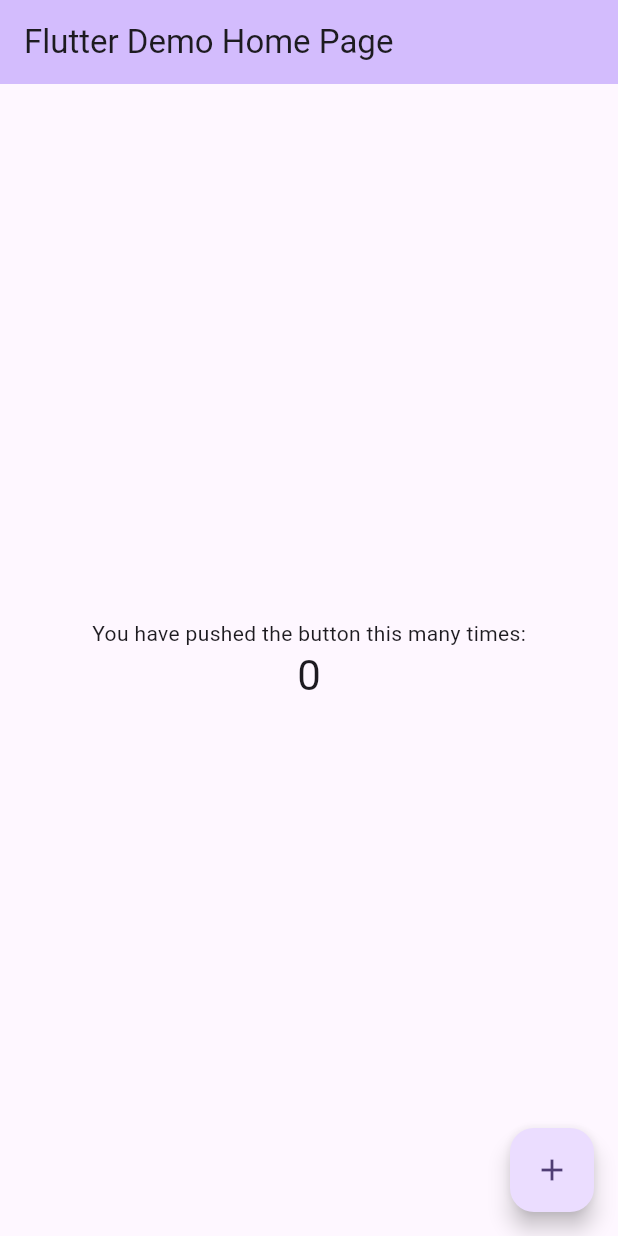
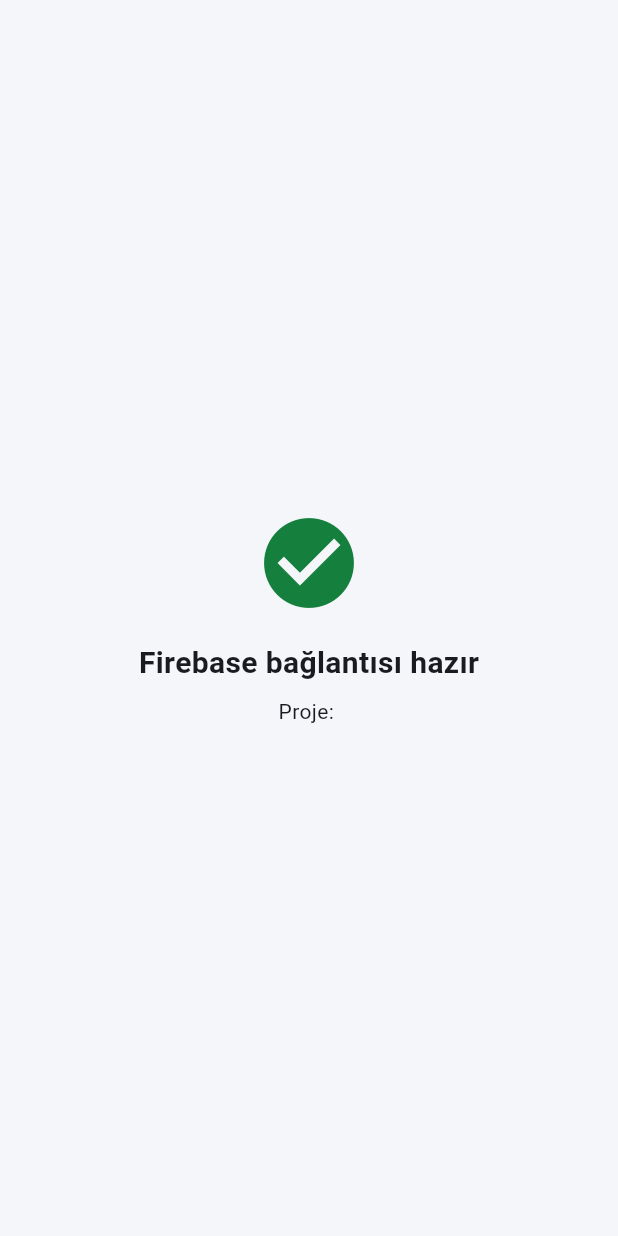
Before and after one commit to EgeArik/WorkFlow, a Flutter app: the screen it shows after launch, on a phone screen of 412 x 824 dp. Run offline on Flutter 3.47's test engine with Material 3 defaults, Android fonts, the phone set to English and light mode, and no system bars; our stand-ins replace firebase_core; accounts and stored records are empty.

Commit message:
Firebase bağlandı: firebase_core, firebase_auth, cloud_firestore eklendi
- flutterfire configure ile Android ve iOS uygulamaları kaydedildi
- Firebase Auth paketi için Kotlin eklentisi 2.4.21'e yükseltildi
- main.dart sadeleştirildi, geçici Firebase test ekranı eklendi

Co-Authored-By: Claude Opus 5.5 <noreply@anthropic.com>

```diff
--- a/lib/main.dart
+++ b/lib/main.dart
@@ -1,121 +1,65 @@
+import 'package:firebase_core/firebase_core.dart';
 import 'package:flutter/material.dart';
 
-void main() {
-  runApp(const MyApp());
+// flutterfire configure komutunun ürettiği dosya: Firebase proje bilgilerini içerir.
+import 'firebase_options.dart';
+
+// main(): uygulama açıldığında çalışan ilk fonksiyon.
+// "async" yazdık çünkü içinde Firebase'in hazır olmasını "await" ile bekliyoruz.
+Future<void> main() async {
+  // Flutter motorunu runApp'ten önce hazırlar; Firebase başlatmadan önce gerekli.
+  WidgetsFlutterBinding.ensureInitialized();
+
+  // Firebase'i bu telefonun platformuna (Android/iOS) uygun ayarlarla başlatır.
+  await Firebase.initializeApp(
+    options: DefaultFirebaseOptions.currentPlatform,
+  );
+
+  runApp(const WorkFlowApp());
 }
 
-class MyApp extends StatelessWidget {
-  const MyApp({super.key});
+class WorkFlowApp extends StatelessWidget {
+  const WorkFlowApp({super.key});
 
-  // This widget is the root of your application.
   @override
   Widget build(BuildContext context) {
     return MaterialApp(
-      title: 'Flutter Demo',
+      title: 'WorkFlow',
+      debugShowCheckedModeBanner: false, // sağ üstteki "DEBUG" şeridini gizler
       theme: ThemeData(
-        // This is the theme of your application.
-        //
-        // TRY THIS: Try running your application with "flutter run". You'll see
-        // the application has a purple toolbar. Then, without quitting the app,
-        // try changing the seedColor in the colorScheme below to Colors.green
-        // and then invoke "hot reload" (save your changes or press the "hot
-        // reload" button in a Flutter-supported IDE, or press "r" if you used
-        // the command line to start the app).
-        //
-        // Notice that the counter didn't reset back to zero; the application
-        // state is not lost during the reload. To reset the state, use hot
-        // restart instead.
-        //
-        // This works for code too, not just values: Most code changes can be
-        // tested with just a hot reload.
-        colorScheme: .fromSeed(seedColor: Colors.deepPurple),
+        colorScheme: ColorScheme.fromSeed(seedColor: const Color(0xFF2563EB)),
+        scaffoldBackgroundColor: const Color(0xFFF4F6FA),
       ),
-      home: const MyHomePage(title: 'Flutter Demo Home Page'),
+      home: const FirebaseTestEkrani(),
     );
   }
 }
 
-class MyHomePage extends StatefulWidget {
-  const MyHomePage({super.key, required this.title});
-
-  // This widget is the home page of your application. It is stateful, meaning
-  // that it has a State object (defined below) that contains fields that affect
-  // how it looks.
-
-  // This class is the configuration for the state. It holds the values (in this
-  // case the title) provided by the parent (in this case the App widget) and
-  // used by the build method of the State. Fields in a Widget subclass are
-  // always marked "final".
-
-  final String title;
-
-  @override
-  State<MyHomePage> createState() => _MyHomePageState();
-}
-
-class _MyHomePageState extends State<MyHomePage> {
-  int _counter = 0;
-
-  void _incrementCounter() {
-    setState(() {
-      // This call to setState tells the Flutter framework that something has
-      // changed in this State, which causes it to rerun the build method below
-      // so that the display can reflect the updated values. If we changed
-      // _counter without calling setState(), then the build method would not be
-      // called again, and so nothing would appear to happen.
-      _counter++;
-    });
-  }
+// Geçici test ekranı: Firebase bağlantısının çalıştığını gösterir.
+// Bir sonraki adımda yerini Giriş ekranı alacak.
+class FirebaseTestEkrani extends StatelessWidget {
+  const FirebaseTestEkrani({super.key});
 
   @override
   Widget build(BuildContext context) {
-    // This method is rerun every time setState is called, for instance as done
-    // by the _incrementCounter method above.
-    //
-    // The Flutter framework has been optimized to make rerunning build methods
-    // fast, so that you can just rebuild anything that needs updating rather
-    // than having to individually change instances of widgets.
+    // Firebase.app() başlatılmış uygulamayı verir; projectId ile hangi projeye bağlı olduğumuzu görürüz.
+    final projeKimligi = Firebase.app().options.projectId;
+
     return Scaffold(
-      appBar: AppBar(
-        // TRY THIS: Try changing the color here to a specific color (to
-        // Colors.amber, perhaps?) and trigger a hot reload to see the AppBar
-        // change color while the other colors stay the same.
-        backgroundColor: Theme.of(context).colorScheme.inversePrimary,
-        // Here we take the value from the MyHomePage object that was created by
-        // the App.build method, and use it to set our appbar title.
-        title: Text(widget.title),
-      ),
       body: Center(
-        // Center is a layout widget. It takes a single child and positions it
-        // in the middle of the parent.
         child: Column(
-          // Column is also a layout widget. It takes a list of children and
-          // arranges them vertically. By default, it sizes itself to fit its
-          // children horizontally, and tries to be as tall as its parent.
-          //
-          // Column has various properties to control how it sizes itself and
-          // how it positions its children. Here we use mainAxisAlignment to
-          // center the children vertically; the main axis here is the vertical
-          // axis because Columns are vertical (the cross axis would be
-          // horizontal).
-          //
-          // TRY THIS: Invoke "debug painting" (choose the "Toggle Debug Paint"
-          // action in the IDE, or press "p" in the console), to see the
-          // wireframe for each widget.
-          mainAxisAlignment: .center,
+          mainAxisSize: MainAxisSize.min,
           children: [
-            const Text('You have pushed the button this many times:'),
-            Text(
-              '$_counter',
-              style: Theme.of(context).textTheme.headlineMedium,
+            const Icon(Icons.check_circle, color: Color(0xFF15803D), size: 72),
+            const SizedBox(height: 16),
+            const Text(
+              'Firebase bağlantısı hazır',
+              style: TextStyle(fontSize: 20, fontWeight: FontWeight.bold),
             ),
+            const SizedBox(height: 8),
+            Text('Proje: $projeKimligi'),
           ],
         ),
-      ),
-      floatingActionButton: FloatingActionButton(
-        onPressed: _incrementCounter,
-        tooltip: 'Increment',
-        child: const Icon(Icons.add),
       ),
     );
   }
--- a/pubspec.yaml
+++ b/pubspec.yaml
@@ -34,6 +34,9 @@ dependencies:
   # The following adds the Cupertino Icons font to your application.
   # Use with the CupertinoIcons class for iOS style icons.
   cupertino_icons: ^1.0.8
+  firebase_core: ^5.1.0
+  firebase_auth: ^7.0.1
+  cloud_firestore: ^7.1.0
 
 dev_dependencies:
   flutter_test:
```
Also changed, not shown: firebase.json (added), lib/firebase_options.dart (added), pubspec.lock, 5 other files.
